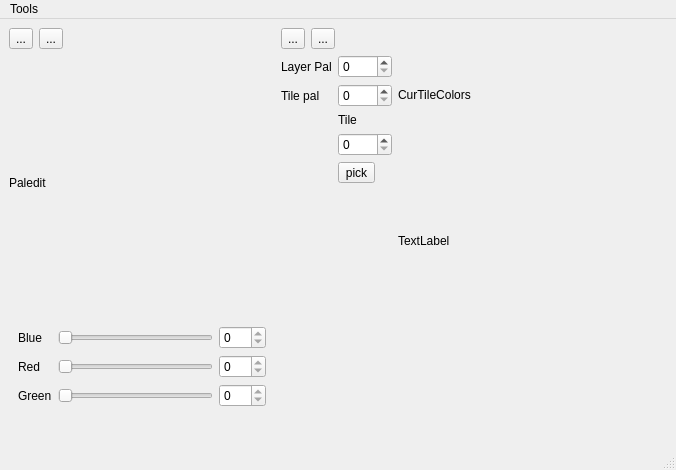
Above: mainwin.ui from bestm80eva/TSEditor before the change. Below: the same form after it.
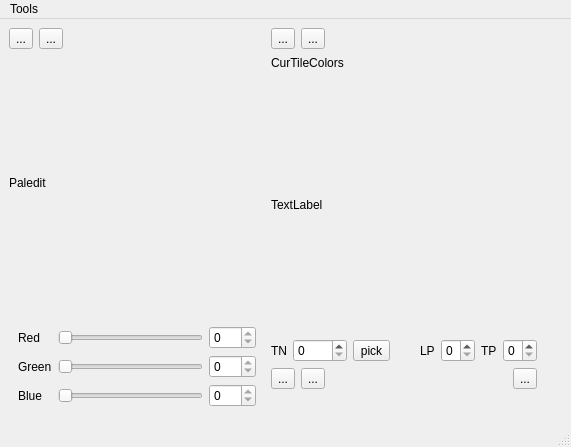
That is the form after the change. Icons and pictures are not drawn. Custom widgets are drawn as their Qt base class.

```diff
--- a/mainwin.ui
+++ b/mainwin.ui
@@ -6,15 +6,15 @@
    <rect>
     <x>0</x>
     <y>0</y>
-    <width>676</width>
-    <height>470</height>
+    <width>571</width>
+    <height>429</height>
    </rect>
   </property>
   <property name="windowTitle">
    <string>MainWindow</string>
   </property>
   <widget class="QWidget" name="centralwidget">
-   <layout class="QHBoxLayout" name="horizontalLayout_3">
+   <layout class="QHBoxLayout" name="horizontalLayout_5">
     <item>
      <layout class="QVBoxLayout" name="verticalLayout">
       <item>
@@ -84,16 +84,6 @@
       <item>
        <widget class="QWidget" name="colwid" native="true">
         <layout class="QGridLayout" name="gridLayout">
-         <item row="0" column="1">
-          <widget class="QSlider" name="sliderB">
-           <property name="maximum">
-            <number>24</number>
-           </property>
-           <property name="orientation">
-            <enum>Qt::Horizontal</enum>
-           </property>
-          </widget>
-         </item>
          <item row="2" column="2">
           <widget class="QSpinBox" name="spinG">
            <property name="readOnly">
@@ -104,23 +94,13 @@
            </property>
           </widget>
          </item>
-         <item row="0" column="2">
-          <widget class="QSpinBox" name="spinB">
-           <property name="enabled">
-            <bool>true</bool>
-           </property>
-           <property name="readOnly">
-            <bool>true</bool>
-           </property>
+         <item row="4" column="1">
+          <widget class="QSlider" name="sliderB">
            <property name="maximum">
-            <number>255</number>
+            <number>24</number>
            </property>
-          </widget>
-         </item>
-         <item row="0" column="0">
-          <widget class="QLabel" name="label">
-           <property name="text">
-            <string>Blue</string>
+           <property name="orientation">
+            <enum>Qt::Horizontal</enum>
            </property>
           </widget>
          </item>
@@ -168,7 +148,7 @@
            </property>
           </widget>
          </item>
-         <item row="3" column="1">
+         <item row="6" column="1">
           <spacer name="verticalSpacer_2">
            <property name="orientation">
             <enum>Qt::Vertical</enum>
@@ -181,13 +161,33 @@
            </property>
           </spacer>
          </item>
+         <item row="4" column="0">
+          <widget class="QLabel" name="label">
+           <property name="text">
+            <string>Blue</string>
+           </property>
+          </widget>
+         </item>
+         <item row="4" column="2">
+          <widget class="QSpinBox" name="spinB">
+           <property name="enabled">
+            <bool>true</bool>
+           </property>
+           <property name="readOnly">
+            <bool>true</bool>
+           </property>
+           <property name="maximum">
+            <number>255</number>
+           </property>
+          </widget>
+         </item>
         </layout>
        </widget>
       </item>
      </layout>
     </item>
     <item>
-     <layout class="QVBoxLayout" name="verticalLayout_3">
+     <layout class="QVBoxLayout" name="verticalLayout_2">
       <item>
        <layout class="QHBoxLayout" name="horizontalLayout_2">
         <item>
@@ -228,36 +228,6 @@
        </layout>
       </item>
       <item>
-       <layout class="QGridLayout" name="gridLayout_2">
-        <item row="0" column="0">
-         <widget class="QLabel" name="label_4">
-          <property name="text">
-           <string>Layer Pal</string>
-          </property>
-         </widget>
-        </item>
-        <item row="0" column="1">
-         <widget class="QSpinBox" name="layPal">
-          <property name="maximum">
-           <number>3</number>
-          </property>
-         </widget>
-        </item>
-        <item row="1" column="0">
-         <widget class="QLabel" name="label_5">
-          <property name="text">
-           <string>Tile pal</string>
-          </property>
-         </widget>
-        </item>
-        <item row="1" column="1">
-         <widget class="QSpinBox" name="tilePal">
-          <property name="maximum">
-           <number>3</number>
-          </property>
-         </widget>
-        </item>
-        <item row="1" column="2">
          <widget class="MLabel" name="tilePalGrid">
           <property name="sizePolicy">
            <sizepolicy hsizetype="Fixed" vsizetype="Fixed">
@@ -282,12 +252,37 @@
           </property>
          </widget>
         </item>
-        <item row="2" column="1">
-         <layout class="QVBoxLayout" name="verticalLayout_2">
+      <item>
+       <widget class="MLabel" name="tiledit">
+        <property name="sizePolicy">
+         <sizepolicy hsizetype="Fixed" vsizetype="Fixed">
+          <horstretch>0</horstretch>
+          <verstretch>0</verstretch>
+         </sizepolicy>
+        </property>
+        <property name="minimumSize">
+         <size>
+          <width>256</width>
+          <height>256</height>
+         </size>
+        </property>
+        <property name="maximumSize">
+         <size>
+          <width>256</width>
+          <height>256</height>
+         </size>
+        </property>
+        <property name="text">
+         <string>TextLabel</string>
+        </property>
+       </widget>
+      </item>
+      <item>
+       <layout class="QHBoxLayout" name="horizontalLayout_3">
           <item>
            <widget class="QLabel" name="label_6">
             <property name="text">
-             <string>Tile</string>
+           <string>TN</string>
             </property>
            </widget>
           </item>
@@ -306,59 +301,95 @@
            </widget>
           </item>
           <item>
-           <spacer name="verticalSpacer_3">
+         <spacer name="horizontalSpacer_4">
             <property name="orientation">
-             <enum>Qt::Vertical</enum>
+           <enum>Qt::Horizontal</enum>
             </property>
             <property name="sizeHint" stdset="0">
              <size>
-              <width>20</width>
-              <height>40</height>
+            <width>40</width>
+            <height>20</height>
              </size>
             </property>
            </spacer>
           </item>
-         </layout>
+        <item>
+         <widget class="QLabel" name="label_4">
+          <property name="text">
+           <string>LP</string>
+          </property>
+         </widget>
         </item>
-        <item row="2" column="2">
-         <widget class="MLabel" name="tiledit">
-          <property name="sizePolicy">
-           <sizepolicy hsizetype="Fixed" vsizetype="Fixed">
-            <horstretch>0</horstretch>
-            <verstretch>0</verstretch>
-           </sizepolicy>
+        <item>
+         <widget class="QSpinBox" name="layPal">
+          <property name="maximum">
+           <number>3</number>
           </property>
-          <property name="minimumSize">
-           <size>
-            <width>256</width>
-            <height>256</height>
-           </size>
+         </widget>
+        </item>
+        <item>
+         <widget class="QLabel" name="label_5">
+          <property name="text">
+           <string>TP</string>
           </property>
-          <property name="maximumSize">
-           <size>
-            <width>256</width>
-            <height>256</height>
-           </size>
+         </widget>
+        </item>
+        <item>
+         <widget class="QSpinBox" name="tilePal">
+          <property name="maximum">
+           <number>3</number>
           </property>
+         </widget>
+        </item>
+       </layout>
+      </item>
+      <item>
+       <layout class="QHBoxLayout" name="horizontalLayout_4">
+        <item>
+         <widget class="QToolButton" name="flipH">
           <property name="text">
-           <string>TextLabel</string>
+           <string>...</string>
           </property>
          </widget>
         </item>
-        <item row="2" column="3">
-         <spacer name="horizontalSpacer">
+        <item>
+         <widget class="QToolButton" name="flipV">
+          <property name="text">
+           <string>...</string>
+          </property>
+          <property name="icon">
+           <iconset resource="resrs.qrc">
+            <normaloff>:/images/flip_hor.png</normaloff>:/images/flip_hor.png</iconset>
+          </property>
+         </widget>
+        </item>
+        <item>
+         <spacer name="horizontalSpacer_5">
           <property name="orientation">
            <enum>Qt::Horizontal</enum>
           </property>
           <property name="sizeHint" stdset="0">
            <size>
-            <width>13</width>
-            <height>253</height>
+            <width>40</width>
+            <height>20</height>
            </size>
           </property>
          </spacer>
         </item>
-        <item row="3" column="2">
+        <item>
+         <widget class="QToolButton" name="copyFrom">
+          <property name="text">
+           <string>...</string>
+          </property>
+          <property name="icon">
+           <iconset resource="resrs.qrc">
+            <normaloff>:/images/go-next-view-page.png</normaloff>:/images/go-next-view-page.png</iconset>
+          </property>
+         </widget>
+        </item>
+       </layout>
+      </item>
+      <item>
          <spacer name="verticalSpacer">
           <property name="orientation">
            <enum>Qt::Vertical</enum>
@@ -373,7 +404,18 @@
         </item>
        </layout>
       </item>
-     </layout>
+    <item>
+     <spacer name="horizontalSpacer">
+      <property name="orientation">
+       <enum>Qt::Horizontal</enum>
+      </property>
+      <property name="sizeHint" stdset="0">
+       <size>
+        <width>40</width>
+        <height>20</height>
+       </size>
+      </property>
+     </spacer>
     </item>
    </layout>
   </widget>
@@ -382,7 +424,7 @@
     <rect>
      <x>0</x>
      <y>0</y>
-     <width>676</width>
+     <width>571</width>
      <height>20</height>
     </rect>
    </property>
```
Left out of the diff: 8 changed lines with no effect on the pictures. Lines whose indentation alone changed are shown as unchanged.
